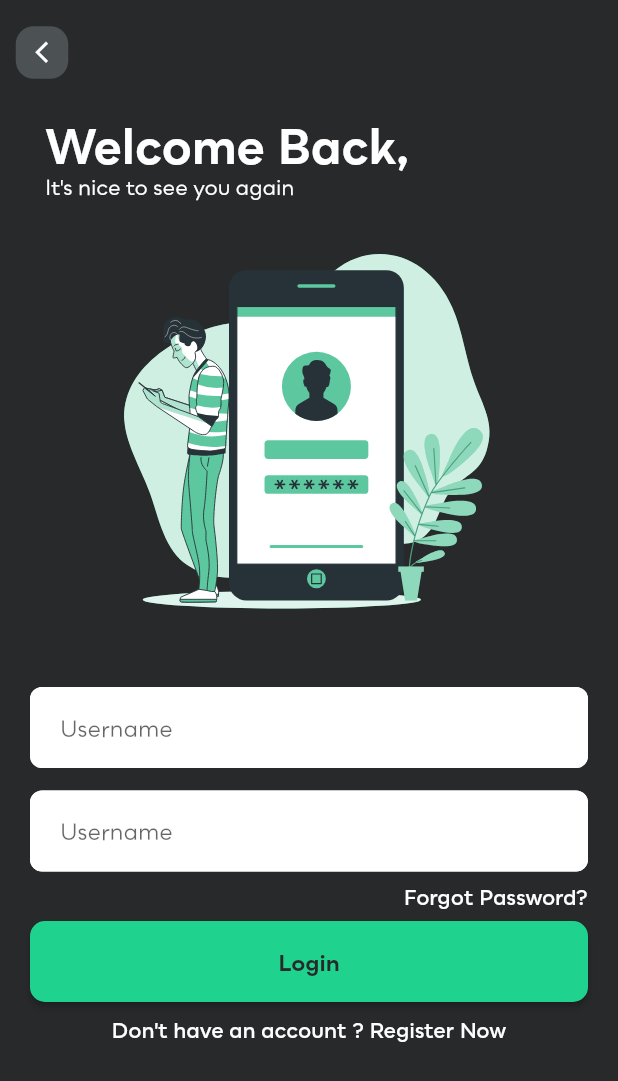
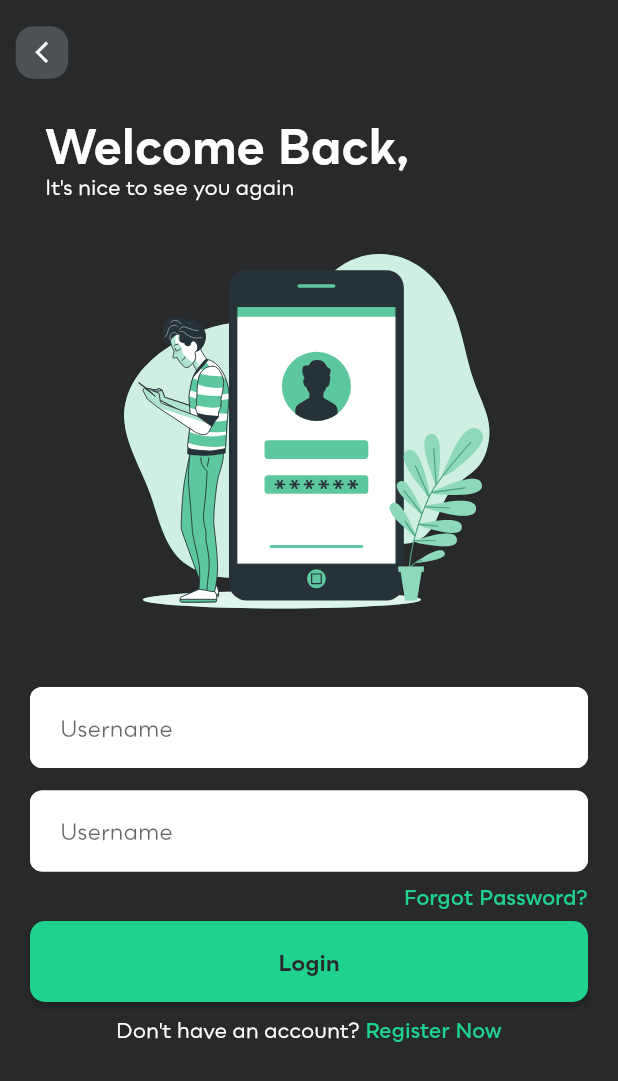
Before and after one commit to akram-mohammad/smart-home, a Flutter app: the screen it shows after launch, after a tap on "Login", on a phone screen of 412 x 824 dp. Shown: the top 1081 px of the screen. Run offline on Flutter 3.47's test engine with Material 2 defaults, Android fonts, the phone set to English and light mode, and no system bars; our stand-ins replace firebase_core, flutter_svg; accounts and stored records are empty.

Commit message:
Back bug fixed

```diff
--- a/lib/main.dart
+++ b/lib/main.dart
@@ -40,16 +40,15 @@ class MyApp extends StatelessWidget {
           headline4: TextStyle(
               fontSize: 72.0, fontWeight: FontWeight.w700, color: Colors.white),
           headline5: TextStyle(
-              fontSize: 72.0, fontWeight: FontWeight.w700, color: Colors.white),
+            fontSize: 14.0,
+            fontWeight: FontWeight.w600,
+            color: Color(0xFF1FD38F),
+          ),
           headline6: TextStyle(
               fontSize: 14.0, fontWeight: FontWeight.w400, color: Colors.white),
-          bodyText1: TextStyle(
-              fontSize: 14.0,
-              fontFamily: 'Hind',
-              color: Colors.white,
-              height: 1.6),
-          bodyText2: TextStyle(
-              fontSize: 14.0, fontFamily: 'Hind', color: Colors.white),
+          bodyText1:
+              TextStyle(fontSize: 14.0, color: Colors.white, height: 1.6),
+          bodyText2: TextStyle(fontSize: 14.0, color: Colors.white),
         ),
       ),
       home: MyHomePage(title: 'Smart Home'),
--- a/lib/ui/screens/authentication/sign_in.dart
+++ b/lib/ui/screens/authentication/sign_in.dart
@@ -1,5 +1,8 @@
+import 'package:flutter/gestures.dart';
 import 'package:flutter/material.dart';
 import 'package:flutter_svg/flutter_svg.dart';
+import 'package:smart_home/ui/screens/authentication/forgot_pass.dart';
+import 'package:smart_home/ui/screens/authentication/sign_up.dart';
 import 'package:smart_home/ui/widgets/empty_appbar.dart';
 import 'package:smart_home/ui/widgets/regular_elevated_button.dart';
 import 'package:smart_home/ui/widgets/regular_text_field.dart';
@@ -12,7 +15,7 @@ class LoginPage extends StatelessWidget {
     Size mediaQuery = MediaQuery.of(context).size;
     return Scaffold(
       backgroundColor: Theme.of(context).primaryColor,
-      appBar: EmptyAppbar(),
+      appBar: EmptyAppbar(start: true),
       body: Padding(
         padding: const EdgeInsets.symmetric(horizontal: 20.0),
         child: SingleChildScrollView(
@@ -57,11 +60,21 @@ class LoginPage extends StatelessWidget {
                 padding: const EdgeInsets.symmetric(vertical: 8.0),
                 child: SizedBox(
                   width: mediaQuery.width,
-                  child: Text(
-                    'Forgot Password?',
+                  child: RichText(
                     textAlign: TextAlign.end,
-                    style: TextStyle(
-                        fontWeight: FontWeight.w600, fontFamily: 'Bozon'),
+                    text: TextSpan(
+                      text: 'Forgot Password?',
+                      style: Theme.of(context).textTheme.headline5,
+                      recognizer: new TapGestureRecognizer()
+                        ..onTap = () {
+                          Navigator.push(
+                            context,
+                            MaterialPageRoute(
+                              builder: (ctx) => ForgotPassword(),
+                            ),
+                          );
+                        },
+                    ),
                   ),
                 ),
               ),
@@ -70,10 +83,28 @@ class LoginPage extends StatelessWidget {
                 height: 10.0,
               ),
               Center(
-                child: Text(
-                  'Don\'t have an account ? Register Now',
-                  style: TextStyle(
-                      fontWeight: FontWeight.w600, fontFamily: 'Bozon'),
+                child: RichText(
+                  text: new TextSpan(
+                    children: [
+                      new TextSpan(
+                        text: 'Don\'t have an account? ',
+                        style: Theme.of(context).textTheme.bodyText2,
+                      ),
+                      new TextSpan(
+                        text: 'Register Now',
+                        style: Theme.of(context).textTheme.headline5,
+                        recognizer: new TapGestureRecognizer()
+                          ..onTap = () {
+                            Navigator.push(
+                              context,
+                              MaterialPageRoute(
+                                builder: (ctx) => SignUpPage(),
+                              ),
+                            );
+                          },
+                      ),
+                    ],
+                  ),
                 ),
               )
             ],
--- a/lib/ui/widgets/empty_appbar.dart
+++ b/lib/ui/widgets/empty_appbar.dart
@@ -1,7 +1,9 @@
 import 'package:flutter/material.dart';
+import 'package:smart_home/ui/screens/authentication/start.dart';
 
 class EmptyAppbar extends StatelessWidget implements PreferredSizeWidget {
-  const EmptyAppbar({Key? key}) : super(key: key);
+  final bool start;
+  const EmptyAppbar({Key? key, this.start = false}) : super(key: key);
   @override
   Size get preferredSize => const Size.fromHeight(70);
 
@@ -23,7 +25,10 @@ class EmptyAppbar extends StatelessWidget implements PreferredSizeWidget {
           child: IconButton(
             splashRadius: 10.0,
             onPressed: () {
-              Navigator.of(context).pop();
+              start
+                  ? Navigator.of(context)
+                      .push(MaterialPageRoute(builder: (ctx) => StartPage()))
+                  : Navigator.of(context).pop();
             },
             icon: Icon(
               Icons.arrow_back_ios_outlined,
--- a/pubspec.yaml
+++ b/pubspec.yaml
@@ -31,6 +31,7 @@ dependencies:
   firebase_core: ^1.3.0
   cloud_firestore: ^2.3.0
   flutter_svg: ^0.22.0
+  url_launcher: ^6.0.9
   http: ^0.13.3
 
 dev_dependencies:
```
Also changed, not shown: lib/ui/screens/authentication/forgot_pass.dart (+33 -0 lines), lib/ui/screens/authentication/sign_up.dart (+44 -7 lines), assets/imgs/forgot_password.svg (added), pubspec.lock.
